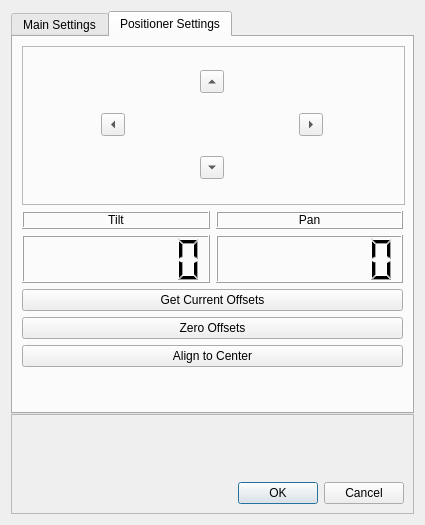
First picture: the form in settings_ui.ui, repository Wireless-Research-Tester/Automated-Wireless-Research-Tester, before the edit.
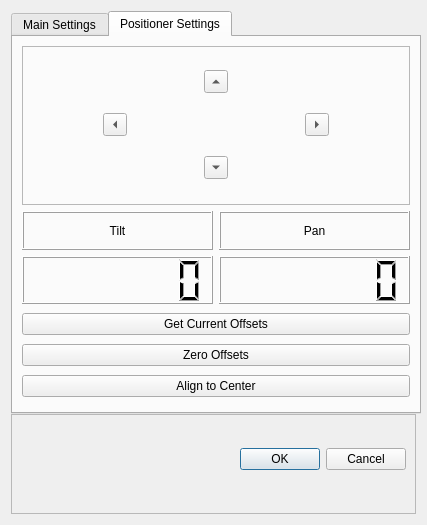
Second picture: the form after the edit. The open tabs and pages were chosen to show the change.

Patch:
```diff
--- a/settings_ui.ui
+++ b/settings_ui.ui
@@ -6,7 +6,7 @@
    <rect>
     <x>0</x>
     <y>0</y>
-    <width>425</width>
+    <width>427</width>
     <height>525</height>
    </rect>
   </property>
@@ -34,6 +34,12 @@
        <verstretch>0</verstretch>
       </sizepolicy>
      </property>
+     <property name="minimumSize">
+      <size>
+       <width>410</width>
+       <height>0</height>
+      </size>
+     </property>
      <property name="layoutDirection">
       <enum>Qt::LeftToRight</enum>
      </property>
@@ -822,22 +828,6 @@
          </item>
         </layout>
        </item>
-       <item>
-        <spacer name="verticalSpacer_2">
-         <property name="orientation">
-          <enum>Qt::Vertical</enum>
-         </property>
-         <property name="sizeType">
-          <enum>QSizePolicy::Expanding</enum>
-         </property>
-         <property name="sizeHint" stdset="0">
-          <size>
-           <width>20</width>
-           <height>40</height>
-          </size>
-         </property>
-        </spacer>
-       </item>
       </layout>
      </widget>
     </widget>
@@ -845,7 +835,7 @@
    <item>
     <widget class="QFrame" name="settings_bttns_frame_4">
      <property name="sizePolicy">
-      <sizepolicy hsizetype="Minimum" vsizetype="Minimum">
+      <sizepolicy hsizetype="MinimumExpanding" vsizetype="MinimumExpanding">
        <horstretch>0</horstretch>
        <verstretch>0</verstretch>
       </sizepolicy>
@@ -875,22 +865,6 @@
       <property name="topMargin">
        <number>0</number>
       </property>
-      <item>
-       <spacer name="verticalSpacer">
-        <property name="orientation">
-         <enum>Qt::Vertical</enum>
-        </property>
-        <property name="sizeType">
-         <enum>QSizePolicy::Expanding</enum>
-        </property>
-        <property name="sizeHint" stdset="0">
-         <size>
-          <width>20</width>
-          <height>40</height>
-         </size>
-        </property>
-       </spacer>
-      </item>
       <item>
        <layout class="QHBoxLayout" name="horizontalLayout">
         <item>
```
Left out of the diff: 21 changed lines with no effect on the pictures.
